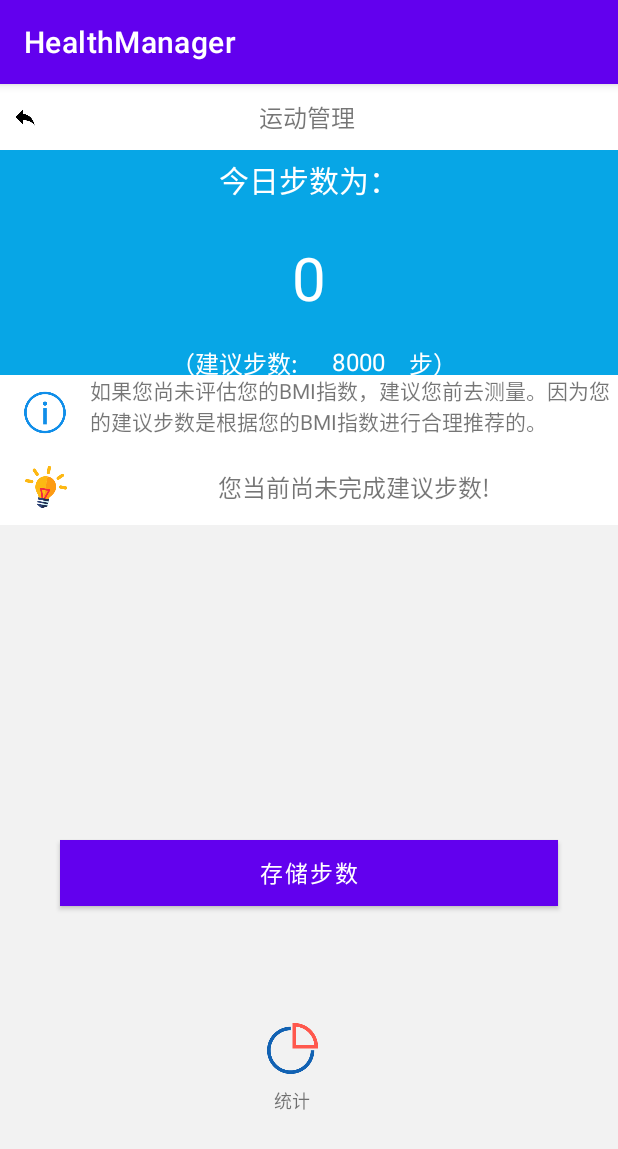
After one commit to shoudianqingnian/HealthManager, an Android app: the SportManagerActivity screen opened directly, with no data from a screen before it, on a phone screen of 412 x 824 dp. The commit adds this screen. Shown: the top 1149 px of the screen. Run offline under Robolectric (Android 15) with nearby library versions, the phone set to English and light mode, and no system bars.

Commit message:
运动管理功能

```diff
--- a/app/src/main/AndroidManifest.xml
+++ b/app/src/main/AndroidManifest.xml
@@ -11,6 +11,9 @@
         android:supportsRtl="true"
         android:theme="@style/Theme.HealthManager"
         tools:targetApi="31">
+        <activity
+            android:name=".SportManagerActivity"
+            android:exported="false" />
         <activity
             android:name=".WeightManagerActivity"
             android:exported="false" />
--- a/app/src/main/java/com/healthmanager/MainActivity.java
+++ b/app/src/main/java/com/healthmanager/MainActivity.java
@@ -80,11 +80,11 @@ public class MainActivity extends AppCompatActivity {
                         startActivity(intent);
                         finish();
                         break;
-//                    case 1:
-//                        Intent intente=new Intent(MainActivity.this,ExerciseActivity.class);
-//                        startActivity(intente);
-//                        finish();
-//                        break;
+                    case 1:
+                        Intent intente=new Intent(MainActivity.this,SportManagerActivity.class);
+                        startActivity(intente);
+                        finish();
+                        break;
 //                    case 2:
 //                        intent=new Intent(MainActivity.this,EatActivity.class);
 //                        startActivity(intent);
--- /dev/null
+++ b/app/src/main/java/com/healthmanager/SportManagerActivity.java
@@ -0,0 +1,160 @@
+package com.healthmanager;
+
+import androidx.appcompat.app.AppCompatActivity;
+
+import android.content.ContentValues;
+import android.content.Intent;
+import android.database.sqlite.SQLiteDatabase;
+import android.hardware.Sensor;
+import android.hardware.SensorManager;
+import android.os.Bundle;
+import android.view.View;
+import android.widget.Button;
+import android.widget.ImageView;
+import android.widget.TextView;
+import android.widget.Toast;
+
+import com.healthmanager.db.MyDatabaseHelper;
+import com.healthmanager.db.SaveStepPreference;
+import com.healthmanager.util.ActivityCollector;
+
+import java.text.SimpleDateFormat;
+import java.util.Date;
+
+public class SportManagerActivity extends AppCompatActivity {
+    private ImageView SportReturn,StepStatistics;
+    private SensorManager sensorManager;//定义传感器管理
+    private TextView StepShow,TagetStep,StepSug;
+    private Button BTNSaveStep;
+    private int userstep=0;
+
+    public static int CURRENT_SETP;//定义步数
+    public static float SENSITIVITY=8;//定义灵敏度
+
+    private float mLastValues[]=new float[3*2];
+    private float mScale[]=new float[2];//定义重力加速度数组
+    private float mYOffset;//定义位移
+    private static long mEnd=0;//定义运动相隔时间
+    private static long mStart=0;//定义运动开始时间
+
+    /**
+     * 最后加速度方向
+     * @param savedInstanceState
+     */
+    private float mLastDirections[]=new float[3*2];//最后的方向
+    private float mLastExtremes[][]={new float[3*2],new float[3*2]};
+    private float mLastDiff[]=new float[3*2];
+    private int mLastMatch=-1;
+    @Override
+    protected void onCreate(Bundle savedInstanceState) {
+        super.onCreate(savedInstanceState);
+        setContentView(R.layout.activity_sportmanager);
+        init();
+        ActivityCollector.addActivity(this);
+    }
+
+    private void init(){
+        SportReturn=findViewById(R.id.iv_sportreturn);
+        StepShow=findViewById(R.id.tv_stepshow);
+        TagetStep=findViewById(R.id.tv_targetstep);
+        StepSug=findViewById(R.id.tv_stepsug);
+        BTNSaveStep=findViewById(R.id.btn_savestep);
+        StepStatistics=findViewById(R.id.iv_stepstatistics);
+        SportReturn.setOnClickListener(o);
+        BTNSaveStep.setOnClickListener(o);
+        StepStatistics.setOnClickListener(o);
+        //获取传感器服务
+        sensorManager=(SensorManager) this.getSystemService(SENSOR_SERVICE);
+        //定义两个判断是否用于计步的值
+        int h=480;
+        mYOffset=h*0.5f;
+        mScale[0]=-(h*0.5f*(1.0f/(SensorManager.STANDARD_GRAVITY*2)));//重力加速度
+        mScale[1]=-(h*0.5f*(1.0f/(SensorManager.MAGNETIC_FIELD_EARTH_MAX)));//地球最大磁场
+
+        SaveStepPreference.createSharedPreferences(this);
+        //获取保存的步数
+        userstep= SaveStepPreference.getIntValues("sport_steps",CURRENT_SETP);
+        StepShow.setText(String.valueOf(userstep));
+        TagetStep.setText("8000");
+        //togicstep();
+        StepSug.setText("您当前尚未完成建议步数!");
+        //exerciseremind();
+    }
+
+    View.OnClickListener o=new View.OnClickListener() {
+        @Override
+        public void onClick(View view) {
+            Intent intent;
+            switch(view.getId())
+            {
+//                case R.id.iv_stepstatistics: //统计按钮
+//                    intent=new Intent(SportManagerActivity.this,ExerciseDataActivity.class);
+//                    startActivity(intent);
+//                    finish();
+                case R.id.iv_sportreturn://返回界面按钮
+                    intent=new Intent(SportManagerActivity.this,MainActivity.class);
+                    startActivity(intent);
+                    finish();
+                    break;
+                case R.id.btn_savestep://存储步数按钮
+                    int stepnow=Integer.valueOf(StepShow.getText().toString());
+                    MyDatabaseHelper dbOpenHelper=new MyDatabaseHelper(SportManagerActivity.this);
+                    SQLiteDatabase dbwrite=dbOpenHelper.getWritableDatabase();
+                    SimpleDateFormat sdf=new SimpleDateFormat();
+                    sdf.applyPattern("MM-dd");
+                    Date date=new Date();
+                    String savedata=sdf.format(date);
+                    ContentValues values=new ContentValues();
+                    values.put("etime",savedata);
+                    values.put("step",stepnow);
+                    dbwrite.insert("tb_yd",null,values);
+                    Toast.makeText(SportManagerActivity.this, "存储成功", Toast.LENGTH_SHORT).show();
+                    break;
+            }
+        }
+    };
+
+    @Override
+    protected void onResume() {
+        //注册传感器监听
+//        sensorManager.registerListener(this,sensorManager.getDefaultSensor(Sensor.TYPE_ACCELEROMETER),SensorManager.SENSOR_DELAY_NORMAL);
+        super.onResume();
+    }
+
+    @Override
+    protected void onDestroy() {
+        //取消传感器监听
+//        sensorManager.unregisterListener(this);
+        super.onDestroy();
+        ActivityCollector.removeActivity(this);
+    }
+
+    public int bmitostep(float BMI) //togicstep（）的相关函数，此函数用于根据bmi推荐步数
+    {
+        int bmitostep;
+        if (BMI < 24) {
+            bmitostep = 6000;
+        }
+        else if (BMI >= 24 && BMI <= 27) {
+            bmitostep = 9000;
+        }
+        else {
+            bmitostep = 11000;
+        }
+        return bmitostep;
+    }
+
+    private void exerciseremind()
+    {
+        int nowstep=Integer.parseInt(StepShow.getText().toString());
+        int togicstep=Integer.parseInt(TagetStep.getText().toString());
+        if(nowstep<togicstep)
+        {
+            StepSug.setText("您当前还未达到运动目标，继续努力啊");
+        }
+        else
+        {
+            StepSug.setText("您当前已完成达到运动目标，继续加油啊");
+        }
+    }
+}
--- a/app/src/main/java/com/healthmanager/db/MyDatabaseHelper.java
+++ b/app/src/main/java/com/healthmanager/db/MyDatabaseHelper.java
@@ -19,7 +19,7 @@ public class MyDatabaseHelper extends SQLiteOpenHelper {
         db.execSQL("create table tb_pwd(id integer primary key autoincrement,useraccount varchar(20),userpassword varchar(20))");
         db.execSQL("create table tb_weight(nowtime varchar(10),gender String,age integer,weight float,height float,bmi float,bodyfatrate float)");
 //        db.execSQL("create table tb_case(disease varchar(10) ,hospital varchar(20),hosdepartment varchar(10),clinictime varchar(10),diamode varchar(30),diagnosis varchar(100) ,medicine varchar(30),isoperation varchar(5),opestr varchar(10),opeend varchar(10),exithostime varchar(10))" );
-//        db.execSQL("create table tb_yd(etime varchar(10),step integer)");
+        db.execSQL("create table tb_yd(etime varchar(10),step integer)");
 //        db.execSQL("create table tb_ys(eatime varchar(10),kcal integer,breakfast integer,lunch integer,dinner integer)");
 //        db.execSQL("create table tb_sm(stime varchar(10),sleeptime varchar(15),begintime varchar(20),endtime varchar(20))");
     }
--- /dev/null
+++ b/app/src/main/java/com/healthmanager/db/SaveStepPreference.java
@@ -0,0 +1,48 @@
+package com.healthmanager.db;
+
+import android.content.Context;
+import android.content.SharedPreferences;
+import android.util.Log;
+
+public class SaveStepPreference {
+    public static SharedPreferences sharedPreferences; //定义SharedPreference对象
+    private static SharedPreferences.Editor editor;//定义SharedPreference.Editor对象
+
+    public static void createSharedPreferences(Context context) //创建SharedPreference对象
+    {
+        String appName=context.getPackageName();//从上下文中获取包名
+        sharedPreferences=context.getSharedPreferences(appName,Context.MODE_PRIVATE);//定义
+        editor=sharedPreferences.edit();//修改存储对象
+    }
+
+    public static boolean isUnCreate()  //判断SharedPreference是否被创建
+    {
+        boolean result=(sharedPreferences==null)?true:false;
+        if(result)
+        {
+            Log.e("提醒","轻量级存储没有被创建");
+        }
+        return result;
+    }
+
+
+    public static boolean putIntValues(String key,int value) //向SharedPreference中保存值
+    {
+        if(isUnCreate()){
+            return false;
+        }
+        editor.putInt(key, value);
+        return editor.commit();
+    }
+
+
+    public static int getIntValues(String key,int defValue) //向SharedPreference中获取值
+    {
+        if(isUnCreate())
+        {
+            return 0;
+        }
+        int int_value=sharedPreferences.getInt(key, defValue);
+        return int_value;
+    }
+}
--- /dev/null
+++ b/app/src/main/res/layout/activity_sportmanager.xml
@@ -0,0 +1,140 @@
+<?xml version="1.0" encoding="utf-8"?>
+<LinearLayout xmlns:android="http://schemas.android.com/apk/res/android"
+    xmlns:app="http://schemas.android.com/apk/res-auto"
+    xmlns:tools="http://schemas.android.com/tools"
+    android:layout_width="match_parent"
+    android:layout_height="match_parent"
+    android:orientation="vertical"
+    android:background="#f2f2f2"
+    tools:context=".SportManagerActivity">
+    <LinearLayout
+        style="@style/common_title_bar" >
+
+        <ImageView
+            android:id="@+id/iv_sportreturn"
+            android:layout_width="33dp"
+            android:layout_height="33dp"
+            android:padding="8dp"
+            android:src="@drawable/returnfig" />
+        <TextView
+            android:layout_width="0dp"
+            android:layout_height="wrap_content"
+            android:layout_weight="1"
+            android:gravity="center"
+            android:text="运动管理         "
+            android:textSize="16sp" />
+    </LinearLayout>
+    <LinearLayout
+        android:layout_width="match_parent"
+        android:layout_height="150dp"
+        android:orientation="horizontal"
+        android:background="@color/colorThem"
+        android:gravity="center">
+        <LinearLayout
+            android:layout_width="200dp"
+            android:layout_height="match_parent"
+            android:orientation="vertical">
+            <TextView
+                android:layout_width="match_parent"
+                android:layout_height="40dp"
+                android:gravity="center"
+                android:text="今日步数为："
+                android:textSize="20sp"
+                android:textColor="#ffffff"/>
+            <TextView
+                android:id="@+id/tv_stepshow"
+                android:layout_width="match_parent"
+                android:layout_height="90dp"
+                android:gravity="center"
+                android:textSize="40sp"
+                android:textColor="#ffffff"/>
+            <LinearLayout
+                android:layout_width="match_parent"
+                android:layout_height="match_parent"
+                android:orientation="horizontal">
+                <TextView
+                    android:layout_width="100dp"
+                    android:layout_height="match_parent"
+                    android:gravity="center_horizontal"
+                    android:text="（建议步数:"
+                    android:textColor="#ffffff"
+                    android:textSize="16sp"/>
+                <TextView
+                    android:id="@+id/tv_targetstep"
+                    android:layout_width="65dp"
+                    android:layout_height="match_parent"
+                    android:gravity="center_horizontal"
+                    android:textSize="16sp"
+                    android:textColor="#ffffff"/>
+                <TextView
+                    android:layout_width="match_parent"
+                    android:layout_height="match_parent"
+                    android:gravity="center_horizontal"
+                    android:text="步）"
+                    android:textSize="16sp"
+                    android:textColor="@color/white"/>
+            </LinearLayout>
+        </LinearLayout>
+    </LinearLayout>
+    <LinearLayout
+        android:layout_width="match_parent"
+        android:layout_height="50dp"
+        android:orientation="horizontal"
+        android:background="#ffffff">
+        <ImageView
+            android:layout_width="60dp"
+            android:layout_height="match_parent"
+            android:padding="8dp"
+            android:src="@drawable/warningfig"/>
+        <TextView
+            android:layout_width="match_parent"
+            android:layout_height="match_parent"
+            android:text="如果您尚未评估您的BMI指数，建议您前去测量。因为您的建议步数是根据您的BMI指数进行合理推荐的。"
+            android:textSize="14sp"/>
+    </LinearLayout>
+    <LinearLayout
+        android:layout_width="match_parent"
+        android:layout_height="50dp"
+        android:orientation="horizontal"
+        android:background="#ffffff">
+        <ImageView
+            android:layout_width="60dp"
+            android:layout_height="match_parent"
+            android:padding="8dp"
+            android:src="@drawable/suggestion"/>
+        <TextView
+            android:id="@+id/tv_stepsug"
+            android:layout_width="match_parent"
+            android:layout_height="match_parent"
+            android:gravity="center"
+            android:textSize="16sp"/>
+    </LinearLayout>
+
+    <Button
+        android:id="@+id/btn_savestep"
+        android:layout_width="match_parent"
+        android:layout_height="44dp"
+        android:layout_marginLeft="40dp"
+        android:layout_marginTop="210dp"
+        android:layout_marginRight="40dp"
+        android:background="@color/colorThem"
+        android:text="存储步数"
+        android:textColor="@android:color/white"
+        android:textSize="15sp" />
+
+    <ImageView
+        android:id="@+id/iv_stepstatistics"
+        android:layout_width="50dp"
+        android:layout_height="50dp"
+        android:layout_marginLeft="170dp"
+        android:layout_marginTop="70dp"
+        android:padding="8dp"
+        android:src="@drawable/statistics" />
+    <TextView
+        android:layout_width="50dp"
+        android:layout_height="20dp"
+        android:layout_marginLeft="170dp"
+        android:gravity="center"
+        android:text="统计"
+        android:textSize="12sp"/>
+</LinearLayout>
--- a/app/src/main/res/values/colors.xml
+++ b/app/src/main/res/values/colors.xml
@@ -7,4 +7,5 @@
     <color name="teal_700">#FF018786</color>
     <color name="black">#FF000000</color>
     <color name="white">#FFFFFFFF</color>
+    <color name="colorThem">#07a6e6</color>
 </resources>
```
Also changed, not shown: app/src/main/res/drawable/suggestion.png (renamed from app/src/main/res/drawable/jianyi2.png).
